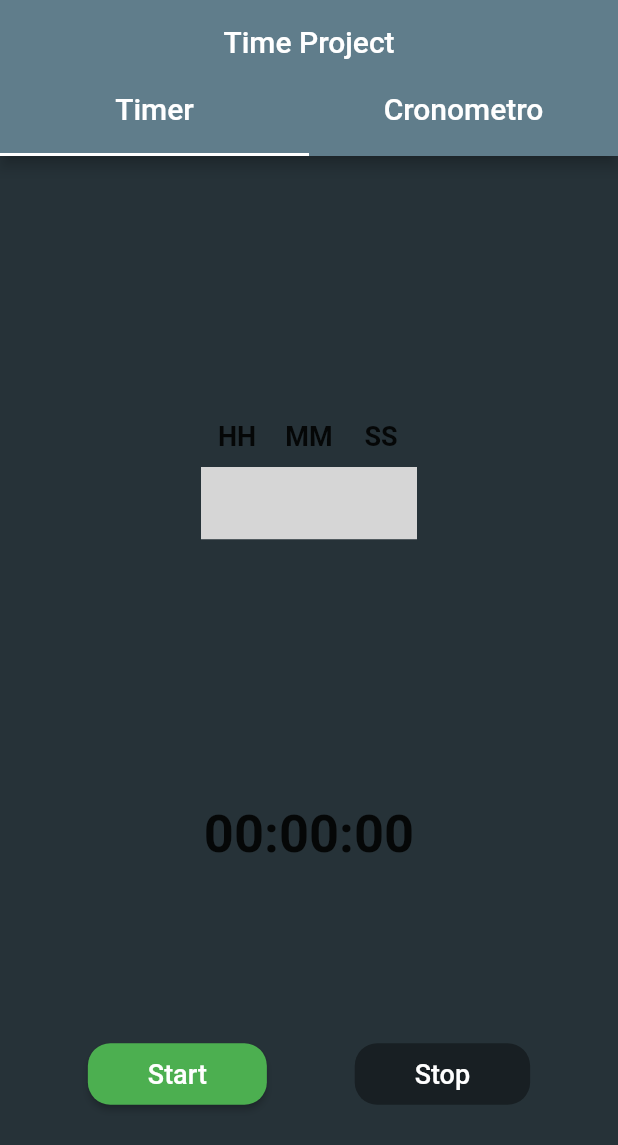
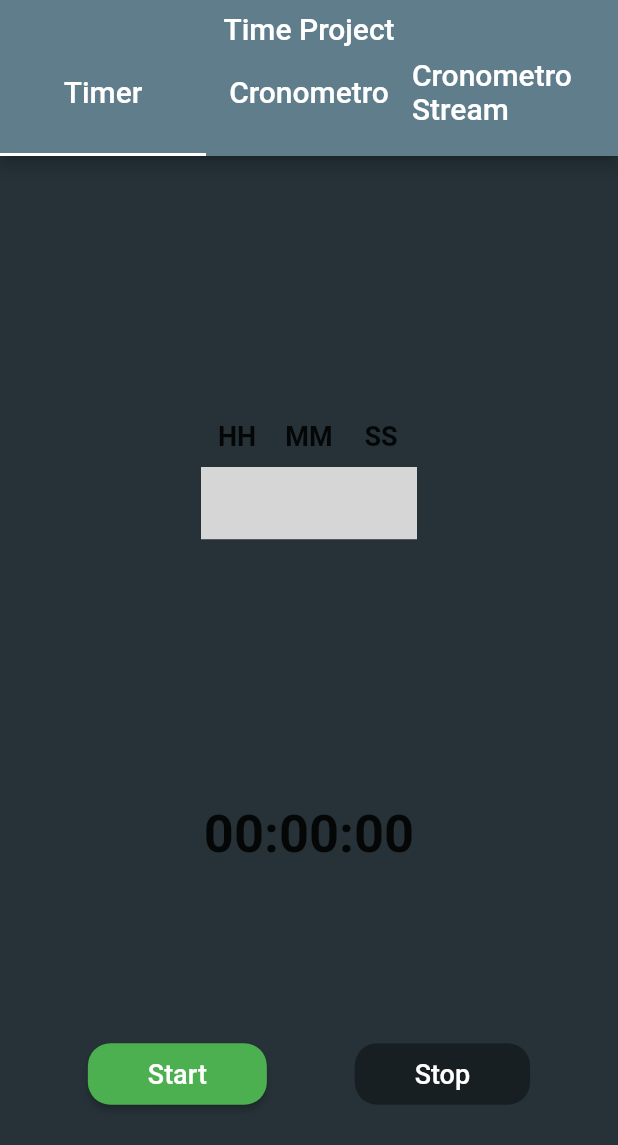
Before and after one commit to alba45/TIPSIT, a Flutter app: the screen it shows after launch, on a phone screen of 412 x 824 dp. Shown: the top 1145 px of the screen. Run offline on Flutter 3.47's test engine with Material 2 defaults, Android fonts, the phone set to English and light mode, and no system bars; our stand-ins replace numberpicker; statements that could not run were skipped; grey boxes are pictures that could not be loaded.

Commit message:
Revert "Update main.dart"
This reverts commit 492f95d03e9c57d5d168df36501a0b0f84149749.

```diff
--- a/esercizio1/lib/main.dart
+++ b/esercizio1/lib/main.dart
@@ -282,13 +282,26 @@ class _MyHomePageState extends State<MyHomePage> with TickerProviderStateMixin {
   bool startispressed = false;
   bool stopispressed = true;
   bool resetispressed = true;
-  bool stopflag = false;
-  bool resetfalg = false;
-  Stream<int> timerStream;
-  StreamSubscription<int> timerSubscription;
-  String hoursStr = '00';
-  String minutesStr = '00';
-  String secondsStr = '00';
+  String cronometrodisplay = "00:00:00";
+  var swatch = Stopwatch();
+  final dur = const Duration(seconds: 1);
+
+  void startTime() {
+    Timer(dur, keepRunning);
+  }
+
+  void keepRunning() {
+    if (swatch.isRunning) {
+      startTime();
+    }
+    setState(() {
+      cronometrodisplay = swatch.elapsed.inHours.toString().padLeft(2, "0") +
+          ":" +
+          (swatch.elapsed.inMinutes % 60).toString().padLeft(2, "0") +
+          ":" +
+          (swatch.elapsed.inSeconds % 60).toString().padLeft(2, "0");
+    });
+  }
 
   void startCronometro() {
     setState(() {
@@ -296,6 +309,8 @@ class _MyHomePageState extends State<MyHomePage> with TickerProviderStateMixin {
       stopispressed = false;
       resetispressed = true;
     });
+    swatch.start();
+    startTime();
   }
 
   void stopCronometro() {
@@ -304,6 +319,7 @@ class _MyHomePageState extends State<MyHomePage> with TickerProviderStateMixin {
       resetispressed = false;
       startispressed = false;
     });
+    swatch.stop();
   }
 
   void resetCronometro() {
@@ -312,7 +328,98 @@ class _MyHomePageState extends State<MyHomePage> with TickerProviderStateMixin {
       startispressed = false;
       resetispressed = true;
     });
+    swatch.reset();
+    cronometrodisplay = "00:00:00";
   }
+
+  Widget cronometro() {
+    return Container(
+      child: Column(
+        children: <Widget>[
+          Expanded(
+            flex: 6,
+            child: Container(
+              alignment: Alignment.center,
+              child: Text(
+                cronometrodisplay,
+                style: TextStyle(
+                  fontSize: 50.0,
+                  fontWeight: FontWeight.w700,
+                ),
+              ),
+            ),
+          ),
+          Expanded(
+            flex: 4,
+            child: Container(
+              child: Column(
+                children: <Widget>[
+                  Row(
+                    mainAxisAlignment: MainAxisAlignment.spaceEvenly,
+                    children: <Widget>[
+                      RaisedButton(
+                        onPressed: stopispressed ? null : stopCronometro,
+                        padding: EdgeInsets.symmetric(
+                          horizontal: 40.0,
+                          vertical: 15.0,
+                        ),
+                        color: Colors.red,
+                        child: Text(
+                          "Stop",
+                          style: TextStyle(
+                            fontSize: 20.0,
+                            color: Colors.white,
+                          ),
+                        ),
+                      ),
+                      RaisedButton(
+                        onPressed: resetispressed ? null : resetCronometro,
+                        color: Colors.blue,
+                        padding: EdgeInsets.symmetric(
+                          horizontal: 40.0,
+                          vertical: 15.0,
+                        ),
+                        child: Text(
+                          "Reset",
+                          style: TextStyle(
+                            fontSize: 20.0,
+                            color: Colors.white,
+                          ),
+                        ),
+                      ),
+                    ],
+                  ),
+                  RaisedButton(
+                    onPressed: startispressed ? null : startCronometro,
+                    padding: EdgeInsets.symmetric(
+                      horizontal: 80.0,
+                      vertical: 20.0,
+                    ),
+                    color: Colors.green,
+                    child: Text(
+                      "Start",
+                      style: TextStyle(
+                        fontSize: 20.0,
+                        color: Colors.white,
+                      ),
+                    ),
+                  ),
+                ],
+              ),
+            ),
+          ),
+        ],
+      ),
+    );
+  }
+
+//----------------------------- codice Gioco -----------------------------//
+  bool flag = true;
+  Stream<int> timerStream;
+  StreamSubscription<int> timerSubscription;
+  String hoursStr = '00';
+  String minutesStr = '00';
+  String secondsStr = '00';
 
   Stream<int> stopWatchStream() {
     StreamController<int> streamController;
@@ -332,9 +439,7 @@ class _MyHomePageState extends State<MyHomePage> with TickerProviderStateMixin {
     void tick(_) {
       counter++;
       streamController.add(counter);
-      if (!stopflag) {
-        while (stopflag == true) {}
-      } else if (resetfalg = true) {
+      if (!flag) {
         resetTimer();
       }
     }
@@ -378,12 +483,9 @@ class _MyHomePageState extends State<MyHomePage> with TickerProviderStateMixin {
                     mainAxisAlignment: MainAxisAlignment.spaceEvenly,
                     children: <Widget>[
                       RaisedButton(
-                        onPressed: stopispressed
-                            ? null
-                            : () {
-                                stopflag = true;
-                                stopCronometro();
-                              },
+                        onPressed: stopispressed ? null : () {
+                          stopCronometro();
+                        },
                         padding: EdgeInsets.symmetric(
                           horizontal: 40.0,
                           vertical: 15.0,
@@ -398,10 +500,7 @@ class _MyHomePageState extends State<MyHomePage> with TickerProviderStateMixin {
                         ),
                       ),
                       RaisedButton(
-                        onPressed: resetispressed
-                            ? null
-                            : () {
-                                resetfalg = true;
+                        onPressed: resetispressed ? null : () {
                                 resetCronometro();
                                 timerSubscription.cancel();
                                 timerStream = null;
@@ -427,11 +526,8 @@ class _MyHomePageState extends State<MyHomePage> with TickerProviderStateMixin {
                     ],
                   ),
                   RaisedButton(
-                    onPressed: startispressed
-                        ? null
-                        : () {
-                            stopflag = false;
-                            startCronometro();
+                    onPressed: startispressed ? null: () {
+                      startCronometro();
                             timerStream = stopWatchStream();
                             timerSubscription =
                                 timerStream.listen((int newTick) {
@@ -479,7 +575,7 @@ class _MyHomePageState extends State<MyHomePage> with TickerProviderStateMixin {
   @override
   void initState() {
     tb = TabController(
-      length: 2,
+      length: 3,
       vsync: this,
     );
     super.initState();
@@ -501,7 +597,8 @@ class _MyHomePageState extends State<MyHomePage> with TickerProviderStateMixin {
           tabs: <Widget>[
             //una TabBar con
             Text("Timer"), //le opzioni di scelta
-            Text("Cronometro"), //Timer, Cronometro
+            Text("Cronometro"), //Timer, Cronometro e Gioco
+            Text("Cronometro\tStream"),
           ],
           labelPadding: EdgeInsets.only(
             bottom: 18.0, //la distanza dal fondo della AppBar
@@ -514,8 +611,9 @@ class _MyHomePageState extends State<MyHomePage> with TickerProviderStateMixin {
         ),
       ),
       body: TabBarView(
-        children: <Widget>[//qui richiamiamo le pagine
-          countdown(), //che appariranno in base
+        children: <Widget>[
+          countdown(), //qui richiamiamo le pagine
+          cronometro(), //che appariranno in base
           cronometrostream(), //alla barra selezionata
         ],
         controller: tb, //controller della TabBar
```
